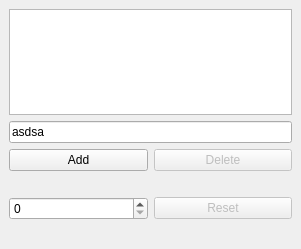
Old version of the form src/resources/main_view.ui in the repository develmusa/PyQt5-MVC-Template.
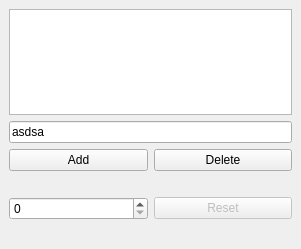
New version of the form.

```diff
--- a/src/resources/main_view.ui
+++ b/src/resources/main_view.ui
@@ -36,7 +36,7 @@
         <item>
          <widget class="QPushButton" name="pushButton_delete">
           <property name="enabled">
-           <bool>false</bool>
+           <bool>true</bool>
           </property>
           <property name="text">
            <string>Delete</string>
```
